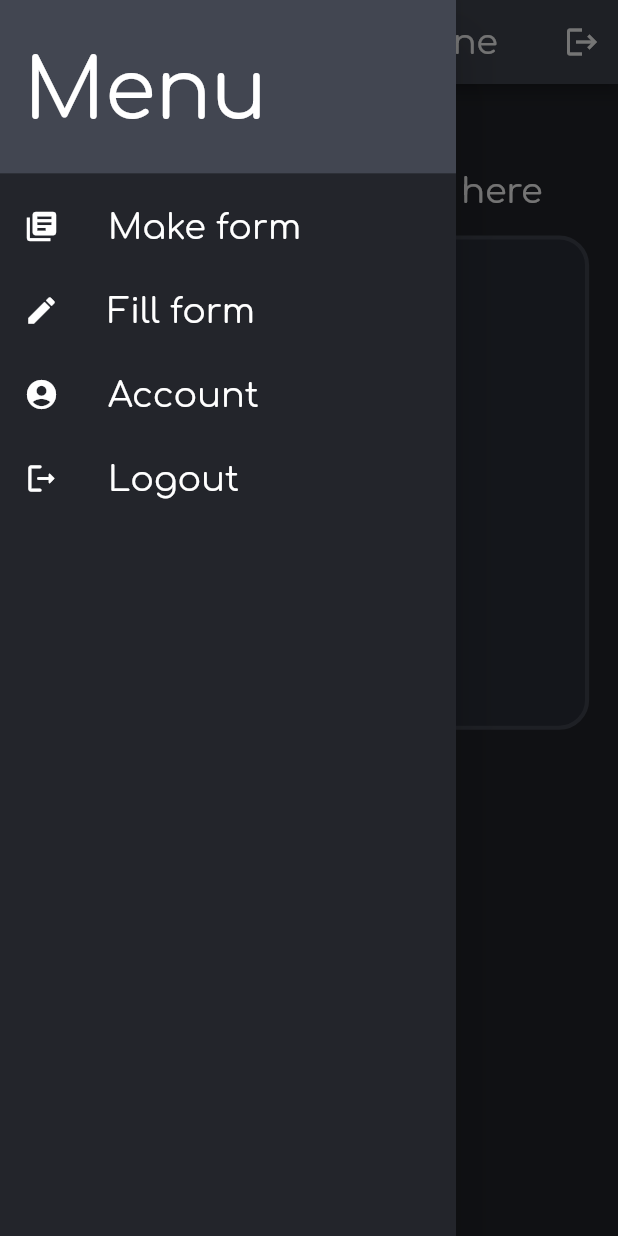
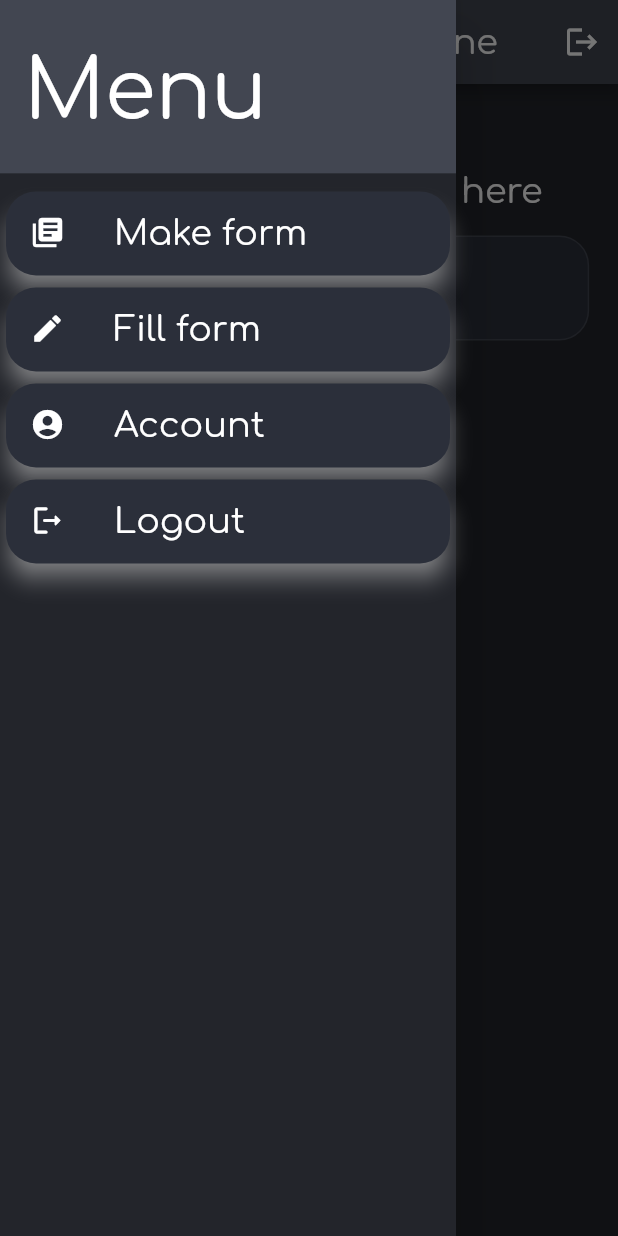
Before and after one commit to akashgayen/flutter-google-form-clone, a Flutter app: the screen it shows once a user with an empty profile is signed in, with the side drawer open, on a phone screen of 412 x 824 dp. Run offline on Flutter 3.47's test engine with Material 2 defaults, Android fonts, the phone set to English and light mode, and no system bars; our stand-ins replace cloud_firestore, firebase_auth, firebase_core, firebase_storage, fluttertoast, google_sign_in and 2 more; accounts and stored records are empty.

Commit message:
image url stored in firebase, home page UI changes

```diff
--- a/lib/home.dart
+++ b/lib/home.dart
@@ -100,12 +100,12 @@ class _HomePageState extends State<HomePage> {
                             borderRadius: BorderRadius.circular(20),
                             color: const Color.fromARGB(255, 43, 47, 58),
                             border: Border.all(
-                              width: 2.sp,
+                              width: 1,
                               color: const Color.fromARGB(255, 66, 70, 81),
                               style: BorderStyle.solid,
                             ),
                           ),
-                          height: 40.h,
+                          height: 8.5.h,
                           width: double.maxFinite,
                           child: Center(
                             child: Text(
@@ -120,20 +120,17 @@ class _HomePageState extends State<HomePage> {
                         );
                       }
                       return SingleChildScrollView(
-                        physics: const AlwaysScrollableScrollPhysics(),
+                        physics: const BouncingScrollPhysics(),
                         child: Container(
-                          decoration: BoxDecoration(
-                            borderRadius: BorderRadius.circular(20),
-                            color: const Color.fromARGB(255, 43, 47, 58),
-                            border: Border.all(
-                              width: 2.sp,
-                              color: const Color.fromARGB(255, 66, 70, 81),
-                              style: BorderStyle.solid,
+                          padding: const EdgeInsets.all(0),
+                          decoration: const BoxDecoration(
+                            color: Colors.transparent,
                           ),
-                          ),
-                          height: 40.h,
+                          height: forms.length > 5
+                              ? 47.h
+                              : forms.length * (8.8.h + 0.75.h),
                           child: ListView.builder(
-                            itemCount: forms.length,
+                            itemCount: forms.length > 5 ? 5 : forms.length,
                             itemBuilder: (BuildContext context, int index) {
                               final formDocument = forms[index];
                               final formId = formDocument.id;
@@ -173,9 +170,31 @@ class _HomePageState extends State<HomePage> {
                                       formatter.format(formTimeStamp);
                                 }
                               }
-                              return ListTile(
+                              return Column(
+                                children: [
+                                  Container(
+                                    decoration: BoxDecoration(
+                                      border: Border.all(
+                                        width: 1,
+                                        color: const Color.fromARGB(
+                                            255, 66, 70, 81),
+                                      ),
+                                      borderRadius: BorderRadius.circular(15),
+                                    ),
+                                    child: SizedBox(
+                                      height: 8.5.h,
+                                      child: ListTile(
+                                        tileColor: const Color.fromARGB(
+                                            255, 43, 47, 58),
+                                        shape: RoundedRectangleBorder(
+                                          borderRadius: BorderRadius.circular(
+                                            15,
+                                          ),
+                                        ),
                                         title: Padding(
-                                  padding: EdgeInsets.only(bottom: 0.75.h),
+                                          padding: EdgeInsets.only(
+                                            bottom: 0.75.h,
+                                          ),
                                           child: Text(
                                             formTitle,
                                             style: TextStyle(
@@ -202,6 +221,13 @@ class _HomePageState extends State<HomePage> {
                                           onPressed: () => _deleteForm(formId),
                                         ),
                                         onTap: () {},
+                                      ),
+                                    ),
+                                  ),
+                                  SizedBox(
+                                    height: 0.75.h,
+                                  )
+                                ],
                               );
                             },
                           ),
@@ -241,7 +267,13 @@ class _HomePageState extends State<HomePage> {
                       ),
                     ),
                   ),
-                  ListTile(
+                  Card(
+                    color: const Color.fromARGB(255, 43, 47, 58),
+                    elevation: 6,
+                    shadowColor: Colors.white,
+                    shape: RoundedRectangleBorder(
+                        borderRadius: BorderRadius.circular(20)),
+                    child: ListTile(
                       leading: Icon(
                         Icons.library_books,
                         color: Colors.white,
@@ -264,7 +296,14 @@ class _HomePageState extends State<HomePage> {
                         );
                       },
                     ),
-                  ListTile(
+                  ),
+                  Card(
+                    color: const Color.fromARGB(255, 43, 47, 58),
+                    elevation: 6,
+                    shadowColor: Colors.white,
+                    shape: RoundedRectangleBorder(
+                        borderRadius: BorderRadius.circular(20)),
+                    child: ListTile(
                       leading: Icon(
                         Icons.edit,
                         size: 17.sp,
@@ -280,7 +319,14 @@ class _HomePageState extends State<HomePage> {
                       ),
                       onTap: () {},
                     ),
-                  ListTile(
+                  ),
+                  Card(
+                    color: const Color.fromARGB(255, 43, 47, 58),
+                    elevation: 6,
+                    shadowColor: Colors.white,
+                    shape: RoundedRectangleBorder(
+                        borderRadius: BorderRadius.circular(20)),
+                    child: ListTile(
                       leading: Icon(
                         Icons.account_circle_sharp,
                         size: 17.sp,
@@ -296,7 +342,14 @@ class _HomePageState extends State<HomePage> {
                       ),
                       onTap: () {},
                     ),
-                  ListTile(
+                  ),
+                  Card(
+                    color: const Color.fromARGB(255, 43, 47, 58),
+                    elevation: 6,
+                    shadowColor: Colors.white,
+                    shape: RoundedRectangleBorder(
+                        borderRadius: BorderRadius.circular(20)),
+                    child: ListTile(
                       splashColor: Colors.blue,
                       leading: Icon(
                         Icons.logout_rounded,
@@ -317,6 +370,7 @@ class _HomePageState extends State<HomePage> {
                           msg: 'Logged out!',
                         );
                       },
+                    ),
                   ),
                 ],
               ),
--- a/lib/makeform.dart
+++ b/lib/makeform.dart
@@ -1,14 +1,10 @@
-import 'dart:math';
-import 'dart:io';
-import 'formdialogbox.dart';
+import 'makeformdialogbox.dart';
 import 'package:cloud_firestore/cloud_firestore.dart';
 import 'package:firebase_auth/firebase_auth.dart';
 import 'package:flutter/material.dart';
 import 'package:fluttertoast/fluttertoast.dart';
 import 'package:google_sign_in/google_sign_in.dart';
-import 'package:image_picker/image_picker.dart';
 import 'package:sizer/sizer.dart';
-import 'package:firebase_storage/firebase_storage.dart' as firebase_storage;
 
 class FormPage extends StatefulWidget {
   const FormPage({super.key});
```
Also changed, not shown: lib/login.dart (+10 -4 lines), lib/makeformdialogbox.dart (renamed from lib/formdialogbox.dart, +3 -21 lines), pubspec.yaml (+4 -4 lines), pubspec.lock, 5 other files. Lines whose indentation alone changed are shown as unchanged.
